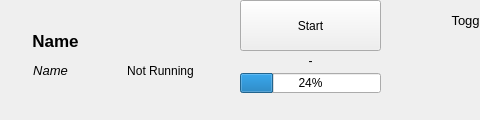
This is sbndprmdaq/controls.ui in marcodeltutto/SBNDPurityMonitorDAQ as Qt 5 draws it before an edit; both pictures show x 0 to 480 and y 0 to 120 of the 1000 by 120 pixel window. The edited form follows.
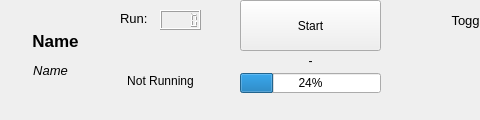
This is the edited form. Icons and pictures are not drawn. Custom widgets are drawn as their Qt base class.

Patch:
```diff
--- a/sbndprmdaq/controls.ui
+++ b/sbndprmdaq/controls.ui
@@ -31,7 +31,7 @@
     <property name="geometry">
      <rect>
       <x>110</x>
-      <y>60</y>
+      <y>70</y>
       <width>101</width>
       <height>21</height>
      </rect>
@@ -47,7 +47,7 @@
     <property name="geometry">
      <rect>
       <x>140</x>
-      <y>20</y>
+      <y>30</y>
       <width>40</width>
       <height>40</height>
      </rect>
@@ -375,6 +375,37 @@
      <number>7</number>
     </property>
    </widget>
+   <widget class="QLabel" name="label_3">
+    <property name="geometry">
+     <rect>
+      <x>120</x>
+      <y>10</y>
+      <width>41</width>
+      <height>16</height>
+     </rect>
+    </property>
+    <property name="font">
+     <font>
+      <pointsize>10</pointsize>
+     </font>
+    </property>
+    <property name="text">
+     <string>Run:</string>
+    </property>
+   </widget>
+   <widget class="QLCDNumber" name="_lcd_run">
+    <property name="geometry">
+     <rect>
+      <x>160</x>
+      <y>10</y>
+      <width>41</width>
+      <height>20</height>
+     </rect>
+    </property>
+    <property name="digitCount">
+     <number>5</number>
+    </property>
+   </widget>
   </widget>
   <action name="actionShow_Logs">
    <property name="text">
```
